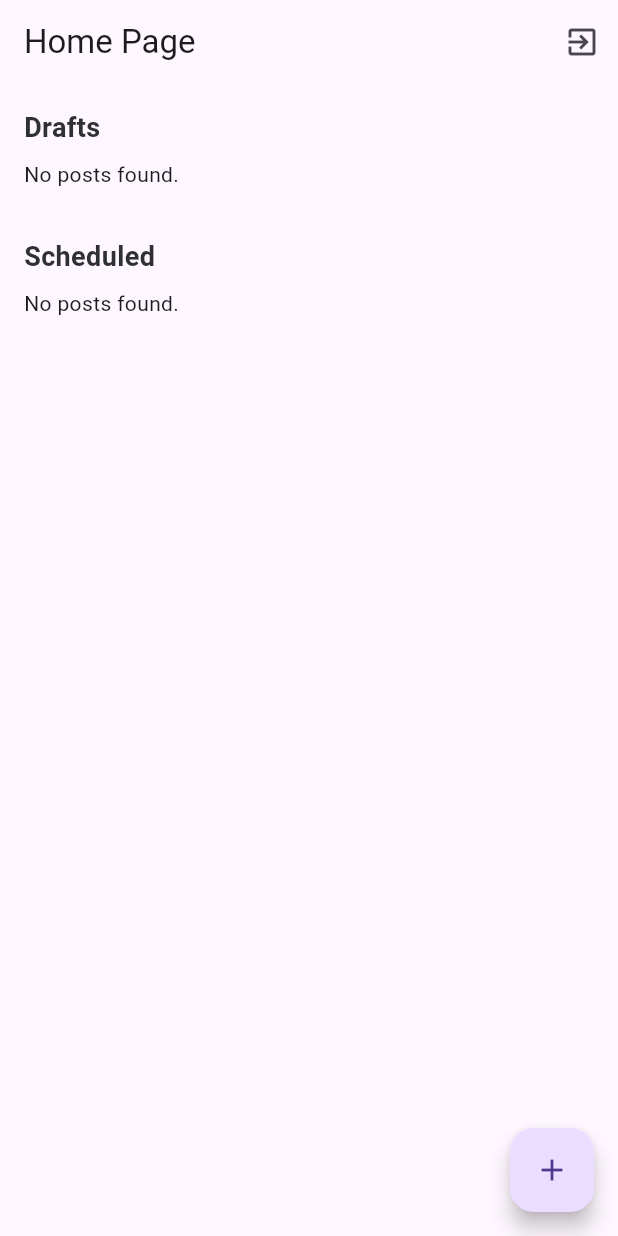
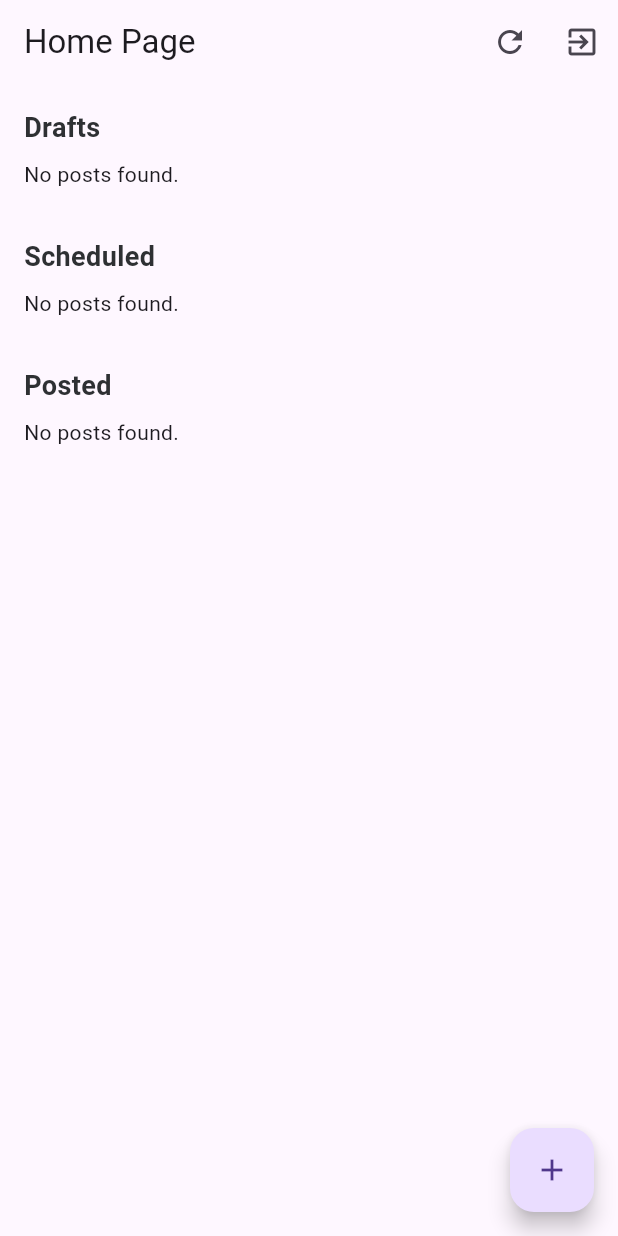
Before and after one commit to YuvalArbel1/Vouse, a Flutter app: the HomeScreen screen opened directly, on a phone screen of 412 x 824 dp. Run offline on Flutter 3.47's test engine with Material 3 defaults, Android fonts, the phone set to English and light mode, and no system bars; our stand-ins replace dio, firebase_auth, firebase_core, firebase_storage, firebase_vertexai, flutter_native_splash and 11 more; missing offline and left inert: flutter_appauth, photo_manager; accounts and stored records are empty; generated files the repository leaves out were written again.

Commit message:
Improve app flow and UI for better user experience
- Fix AppWrapper flow to properly handle different user logins
- Implement auto-refresh for posts on HomeScreen with autoDispose providers
- Add manual refresh functionality when returning from CreatePostScreen
- Enhance PostCard UI:
  - Add centered "No images" indicator with appropriate text
  - Create consistent design for draft and scheduled posts
  - Display scheduled date/time in green button similar to draft indicator
  - Remove unnecessary action icons from scheduled posts
  - Fine-tune spacing and UI elements for better visual hierarchy

These changes improve both functionality and visual consistency throughout
the app, ensuring a smoother user experience when viewing drafts and
scheduled posts.

```diff
--- a/lib/presentation/providers/home/home_posts_providers.dart
+++ b/lib/presentation/providers/home/home_posts_providers.dart
@@ -1,4 +1,4 @@
-// lib/presentation/providers/post/home_posts_providers.dart
+// lib/presentation/providers/home/home_posts_providers.dart
 
 import 'package:flutter_riverpod/flutter_riverpod.dart';
 import 'package:firebase_auth/firebase_auth.dart';
@@ -10,7 +10,7 @@ import '../local_db/local_post_providers.dart';
 
 /// Returns all "draft" posts for the current user.
 /// A "draft" post is one with [scheduledAt] == null && [updatedAt] == null.
-final draftPostsProvider = FutureProvider<List<PostEntity>>((ref) async {
+final draftPostsProvider = FutureProvider.autoDispose<List<PostEntity>>((ref) async {
   // 1) Check if user is logged in
   final user = FirebaseAuth.instance.currentUser;
   if (user == null) return [];
@@ -18,13 +18,15 @@ final draftPostsProvider = FutureProvider<List<PostEntity>>((ref) async {
   // 2) Obtain the use case
   final getPostsUseCase = ref.watch(getPostsByUserUseCaseProvider);
 
-  // 3) Execute the use case
+  // 3) Execute the use case with the current user's UID
   final result =
-      await getPostsUseCase.call(params: GetPostsByUserParams(user.uid));
+  await getPostsUseCase.call(params: GetPostsByUserParams(user.uid));
 
   // 4) If successful, filter out only draft posts; otherwise return []
   if (result is DataSuccess<List<PostEntity>>) {
-    return result.data!.where((post) => post.scheduledAt == null).toList();
+    return result.data!.where((post) =>
+    post.scheduledAt == null && post.updatedAt == null
+    ).toList();
   }
 
   return [];
@@ -32,13 +34,13 @@ final draftPostsProvider = FutureProvider<List<PostEntity>>((ref) async {
 
 /// Returns all "scheduled" posts for the current user.
 /// A "scheduled" post is one with [scheduledAt] != null.
-final scheduledPostsProvider = FutureProvider<List<PostEntity>>((ref) async {
+final scheduledPostsProvider = FutureProvider.autoDispose<List<PostEntity>>((ref) async {
   final user = FirebaseAuth.instance.currentUser;
   if (user == null) return [];
 
   final getPostsUseCase = ref.watch(getPostsByUserUseCaseProvider);
   final result =
-      await getPostsUseCase.call(params: GetPostsByUserParams(user.uid));
+  await getPostsUseCase.call(params: GetPostsByUserParams(user.uid));
 
   if (result is DataSuccess<List<PostEntity>>) {
     return result.data!.where((post) => post.scheduledAt != null).toList();
@@ -46,3 +48,20 @@ final scheduledPostsProvider = FutureProvider<List<PostEntity>>((ref) async {
 
   return [];
 });
+
+/// Returns all "posted" posts for the current user.
+/// A "posted" post is one with [updatedAt] != null.
+final postedPostsProvider = FutureProvider.autoDispose<List<PostEntity>>((ref) async {
+  final user = FirebaseAuth.instance.currentUser;
+  if (user == null) return [];
+
+  final getPostsUseCase = ref.watch(getPostsByUserUseCaseProvider);
+  final result =
+  await getPostsUseCase.call(params: GetPostsByUserParams(user.uid));
+
+  if (result is DataSuccess<List<PostEntity>>) {
+    return result.data!.where((post) => post.updatedAt != null).toList();
+  }
+
+  return [];
+});
--- a/lib/presentation/screens/home/home_screen.dart
+++ b/lib/presentation/screens/home/home_screen.dart
@@ -10,15 +10,16 @@ import '../../providers/auth/firebase/firebase_auth_notifier.dart';
 import '../../providers/home/home_posts_providers.dart';
 import '../post/create_post_screen.dart';
 
-// Import the new providers
 import 'package:vouse_flutter/domain/entities/local_db/post_entity.dart';
 import 'package:vouse_flutter/presentation/widgets/post/post_card.dart';
 
-/// A sample Home screen that displays two horizontal "rows" of posts:
+/// A Home screen that displays three horizontal rows of posts:
 /// - Drafts
 /// - Scheduled
+/// - Posted
 ///
-/// Also includes an AppBar with a "Logout" button and a FAB for creating new posts.
+/// Includes an AppBar with refresh and logout buttons, plus a FAB for creating new posts.
+/// The screen automatically refreshes when returning from the Create Post screen.
 class HomeScreen extends ConsumerStatefulWidget {
   const HomeScreen({super.key});
 
@@ -34,6 +35,27 @@ class _HomeScreenState extends ConsumerState<HomeScreen> {
     WidgetsBinding.instance.addPostFrameCallback((_) {
       FlutterNativeSplash.remove();
     });
+  }
+
+  /// Refreshes all post data by invalidating the providers.
+  /// This forces Riverpod to re-fetch the data from the repositories.
+  void _refreshData() {
+    ref.invalidate(draftPostsProvider);
+    ref.invalidate(scheduledPostsProvider);
+    ref.invalidate(postedPostsProvider);
+  }
+
+  /// Navigates to the Create Post screen and refreshes data when returning.
+  ///
+  /// This ensures that any newly created drafts or scheduled posts will
+  /// immediately appear in the UI when the user returns to this screen.
+  Future<void> _navigateToCreatePost() async {
+    await Navigator.of(context).push(
+      MaterialPageRoute(builder: (_) => const CreatePostScreen()),
+    );
+
+    // Refresh data when we return from create post screen
+    _refreshData();
   }
 
   /// Handles the logout process.
@@ -59,21 +81,34 @@ class _HomeScreenState extends ConsumerState<HomeScreen> {
 
   @override
   Widget build(BuildContext context) {
-    // Watch the new providers
+    // Watch the providers for real-time updates
     final draftsAsync = ref.watch(draftPostsProvider);
     final scheduledAsync = ref.watch(scheduledPostsProvider);
+    final postedAsync = ref.watch(postedPostsProvider);
 
     return Scaffold(
       appBar: AppBar(
         title: const Text('Home Page'),
         actions: [
+          // Add refresh button to manually refresh the data
+          IconButton(
+            icon: const Icon(Icons.refresh),
+            onPressed: _refreshData,
+            tooltip: 'Refresh posts',
+          ),
           IconButton(
             icon: const Icon(Icons.exit_to_app),
             onPressed: _handleLogout,
+            tooltip: 'Sign out',
           ),
         ],
       ),
-      body: SingleChildScrollView(
+      body: RefreshIndicator(
+        onRefresh: () async {
+          _refreshData();
+        },
+        child: SingleChildScrollView(
+          physics: const AlwaysScrollableScrollPhysics(), // Required for RefreshIndicator to work
           padding: const EdgeInsets.all(16),
           child: Column(
             crossAxisAlignment: CrossAxisAlignment.start,
@@ -87,6 +122,7 @@ class _HomeScreenState extends ConsumerState<HomeScreen> {
                 error: (err, st) => Text('Error loading drafts: $err'),
               ),
               const SizedBox(height: 32),
+
               Text('Scheduled', style: boldTextStyle(size: 18)),
               const SizedBox(height: 8),
               // Show scheduled in a horizontal row
@@ -95,16 +131,23 @@ class _HomeScreenState extends ConsumerState<HomeScreen> {
                 loading: () => const Center(child: CircularProgressIndicator()),
                 error: (err, st) => Text('Error loading scheduled: $err'),
               ),
+
+              const SizedBox(height: 32),
+              Text('Posted', style: boldTextStyle(size: 18)),
+              const SizedBox(height: 8),
+              // Show posted posts in a horizontal row
+              postedAsync.when(
+                data: (posted) => _buildPostsRow(posted),
+                loading: () => const Center(child: CircularProgressIndicator()),
+                error: (err, st) => Text('Error loading posted: $err'),
+              ),
             ],
+          ),
         ),
       ),
       // Button to create new post
       floatingActionButton: FloatingActionButton(
-        onPressed: () {
-          Navigator.of(context).push(
-            MaterialPageRoute(builder: (_) => const CreatePostScreen()),
-          );
-        },
+        onPressed: _navigateToCreatePost,
         child: const Icon(Icons.add),
       ),
     );
@@ -117,8 +160,6 @@ class _HomeScreenState extends ConsumerState<HomeScreen> {
       return const Text('No posts found.');
     }
 
-    // We know each card is 400 in height, let's give a bit of extra headroom
-    // or exact 400 is also fine. We'll pick 420 to have some margin
     return SizedBox(
       height: 350,
       child: ListView.builder(
@@ -131,5 +172,4 @@ class _HomeScreenState extends ConsumerState<HomeScreen> {
       ),
     );
   }
-
 }
```
Also changed, not shown: lib/presentation/screens/splash/app_wrapper.dart (+8 -4 lines), lib/presentation/widgets/post/post_card.dart (+102 -48 lines). Lines whose indentation alone changed are shown as unchanged.
